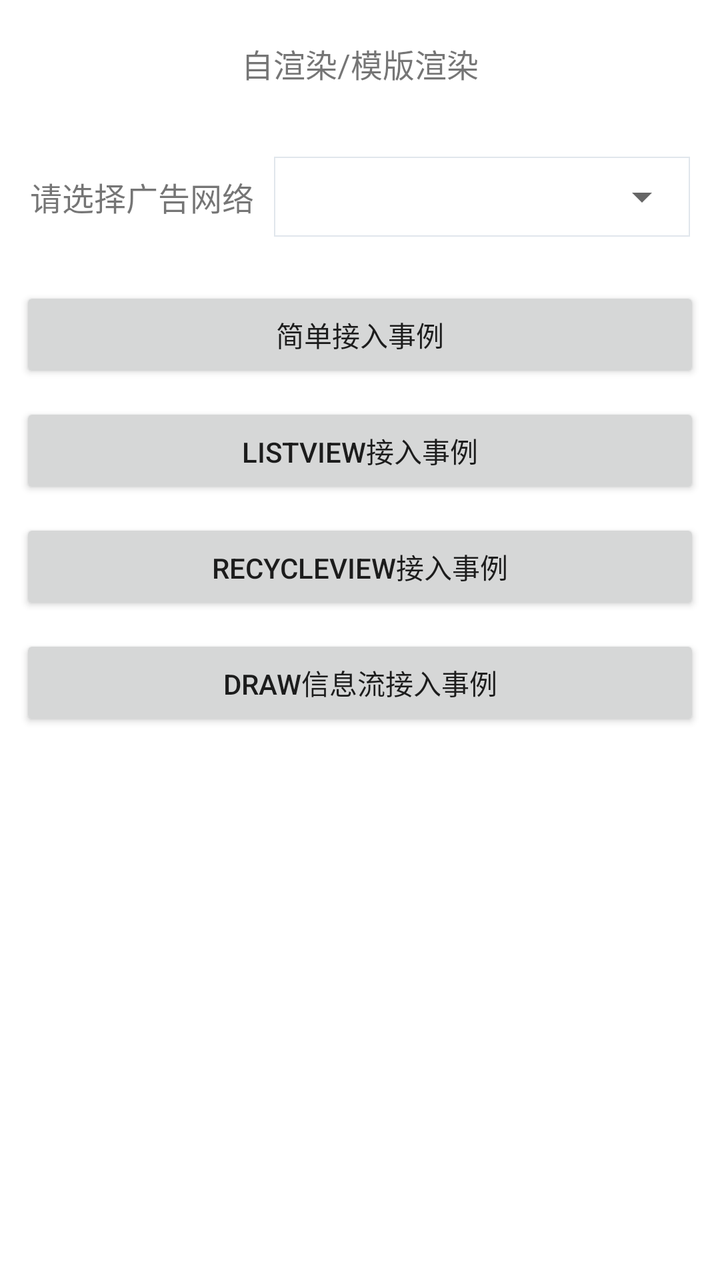
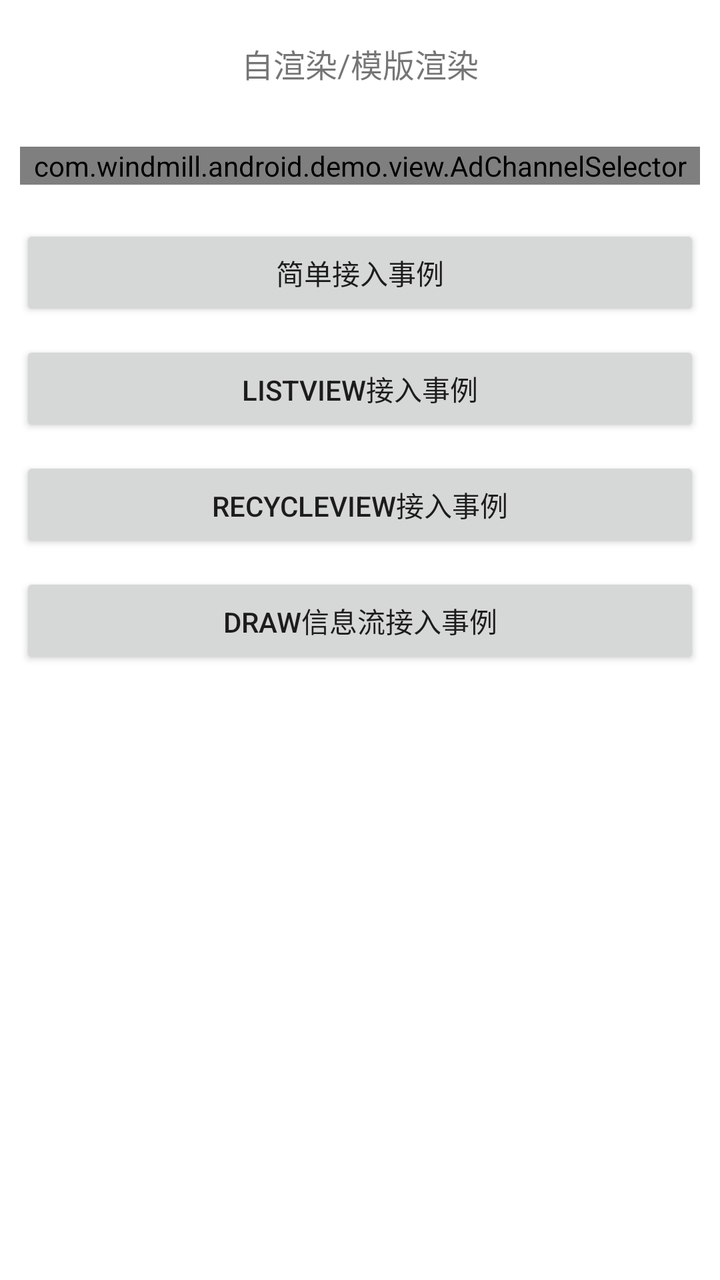

Compare the two renders of this Android layout. The source of the first and the diff that turns it into the second are given below.
<!-- AndroidManifest.xml: application theme AppTheme -->
<!-- res/layout/activity_native.xml -->
<?xml version="1.0" encoding="utf-8"?>
<LinearLayout xmlns:android="http://schemas.android.com/apk/res/android"
    xmlns:tools="http://schemas.android.com/tools"
    android:layout_width="match_parent"
    android:layout_height="match_parent"
    android:background="@android:color/white"
    android:orientation="vertical"
    tools:context=".natives.NativeAdActivity">

    <TextView
        android:layout_width="match_parent"
        android:layout_height="wrap_content"
        android:layout_margin="10dp"
        android:gravity="center"
        android:padding="10dp"
        android:text="自渲染/模版渲染"
        android:textSize="16sp" />

    <LinearLayout
        android:layout_width="match_parent"
        android:layout_height="wrap_content"
        android:layout_margin="10dp"
        android:orientation="horizontal">

        <TextView
            android:layout_width="wrap_content"
            android:layout_height="wrap_content"
            android:layout_gravity="center_vertical"
            android:layout_margin="5dp"
            android:gravity="center"
            android:text="请选择广告网络"
            android:textSize="16dp" />

        <LinearLayout
            android:layout_width="0dp"
            android:layout_height="wrap_content"
            android:layout_gravity="center_vertical"
            android:layout_margin="5dp"
            android:layout_weight="1"
            android:background="@drawable/spinner_bg">

            <Spinner
                android:id="@+id/id_spinner"
                android:layout_width="match_parent"
                android:layout_height="40dp"
                android:gravity="center"
                android:spinnerMode="dropdown" />

        </LinearLayout>
    </LinearLayout>

    <LinearLayout
        android:layout_width="match_parent"
        android:layout_height="wrap_content"
        android:orientation="vertical">


        <Button
            android:id="@+id/unified_native_ad_button"
            android:layout_width="match_parent"
            android:layout_height="wrap_content"
            android:layout_marginLeft="10dp"
            android:layout_marginTop="10dp"
            android:layout_marginRight="10dp"
            android:gravity="center"
            android:text="简单接入事例" />

        <Button
            android:id="@+id/unified_native_ad_list_button"
            android:layout_width="match_parent"
            android:layout_height="wrap_content"
            android:layout_marginLeft="10dp"
            android:layout_marginTop="10dp"
            android:layout_marginRight="10dp"
            android:gravity="center"
            android:text="ListView接入事例" />

        <Button
            android:id="@+id/unified_native_ad_recycle_button"
            android:layout_width="match_parent"
            android:layout_height="wrap_content"
            android:layout_marginLeft="10dp"
            android:layout_marginTop="10dp"
            android:layout_marginRight="10dp"
            android:gravity="center"
            android:text="RecycleView接入事例" />

        <Button
            android:id="@+id/unified_native_ad_draw_button"
            android:layout_width="match_parent"
            android:layout_height="wrap_content"
            android:layout_marginLeft="10dp"
            android:layout_marginTop="10dp"
            android:layout_marginRight="10dp"
            android:gravity="center"
            android:text="Draw信息流接入事例" />
    </LinearLayout>

</LinearLayout>
<!-- resources referenced by this layout -->
<resources>
  <!-- drawable spinner_bg (drawable) -->
  <?xml version="1.0" encoding="utf-8"?>
  <shape xmlns:android="http://schemas.android.com/apk/res/android"
      android:shape="rectangle">
      
      <stroke
          android:width="0.5dp"
          android:color="#E0E6EC" />
      
      <solid android:color="#ffffff" />
  
      
  
  </shape>
  <style name="AppTheme" parent="Theme.AppCompat.Light.DarkActionBar">
          
          <item name="colorPrimary">@color/colorPrimary</item>
          <item name="colorPrimaryDark">@color/colorPrimaryDark</item>
          <item name="colorAccent">@color/colorAccent</item>
          <item name="android:dropDownListViewStyle">@style/spinner_style</item>
          <item name="android:windowDisablePreview">true</item>
      </style>
  <color name="colorPrimary">#F2690B</color>
  <color name="colorPrimaryDark">#EA8138</color>
  <color name="colorAccent">#F2690B</color>
  <style name="spinner_style" parent="Widget.AppCompat.ListView.DropDown">
          <item name="android:divider">#d1d1d1</item>
          <item name="android:dividerHeight">0.5dp</item>
      </style>
</resources>

<!-- the commit's change to res/layout/activity_native.xml (unified diff, before → after) -->
@@ -16,38 +16,12 @@
         android:text="自渲染/模版渲染"
         android:textSize="16sp" />
 
-    <LinearLayout
+    <com.windmill.android.demo.view.AdChannelSelector
+        android:id="@+id/ad_channel_selector"
         android:layout_width="match_parent"
         android:layout_height="wrap_content"
         android:layout_margin="10dp"
-        android:orientation="horizontal">
-
-        <TextView
-            android:layout_width="wrap_content"
-            android:layout_height="wrap_content"
-            android:layout_gravity="center_vertical"
-            android:layout_margin="5dp"
-            android:gravity="center"
-            android:text="请选择广告网络"
-            android:textSize="16dp" />
-
-        <LinearLayout
-            android:layout_width="0dp"
-            android:layout_height="wrap_content"
-            android:layout_gravity="center_vertical"
-            android:layout_margin="5dp"
-            android:layout_weight="1"
-            android:background="@drawable/spinner_bg">
-
-            <Spinner
-                android:id="@+id/id_spinner"
-                android:layout_width="match_parent"
-                android:layout_height="40dp"
-                android:gravity="center"
-                android:spinnerMode="dropdown" />
-
-        </LinearLayout>
-    </LinearLayout>
+        android:orientation="vertical" />
 
     <LinearLayout
         android:layout_width="match_parent"
<!-- resource entries referenced after the edit -->
@@ -1,19 +1,5 @@
 <!-- resources referenced by this layout -->
 <resources>
-  <!-- drawable spinner_bg (drawable) -->
-  <?xml version="1.0" encoding="utf-8"?>
-  <shape xmlns:android="http://schemas.android.com/apk/res/android"
-      android:shape="rectangle">
-      
-      <stroke
-          android:width="0.5dp"
-          android:color="#E0E6EC" />
-      
-      <solid android:color="#ffffff" />
-  
-      
-  
-  </shape>
   <style name="AppTheme" parent="Theme.AppCompat.Light.DarkActionBar">
           
           <item name="colorPrimary">@color/colorPrimary</item>
@@ -21,6 +7,7 @@
           <item name="colorAccent">@color/colorAccent</item>
           <item name="android:dropDownListViewStyle">@style/spinner_style</item>
           <item name="android:windowDisablePreview">true</item>
+  
       </style>
   <color name="colorPrimary">#F2690B</color>
   <color name="colorPrimaryDark">#EA8138</color>
